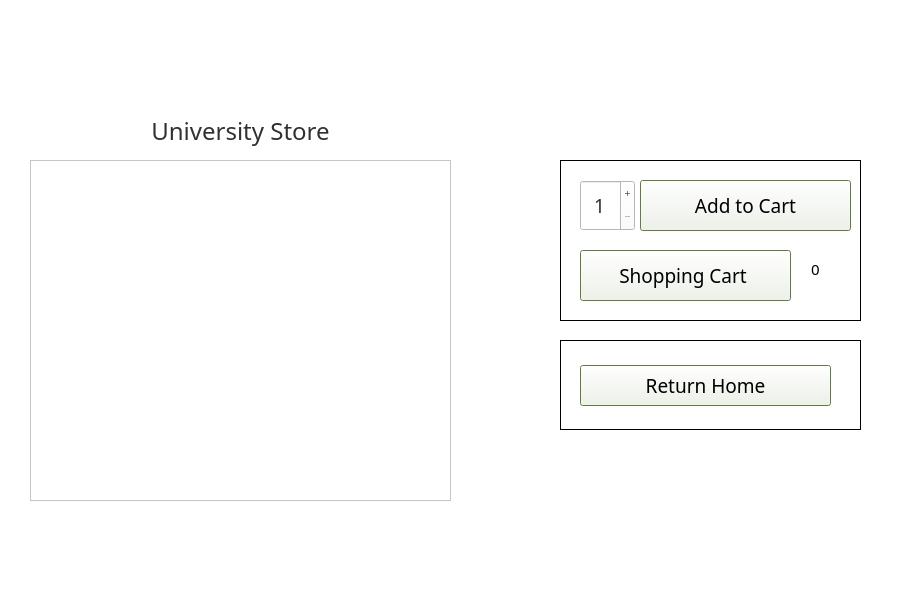
Qt form schoolStore.ui (DannyCamacho/CollegeConnect) before a commit.
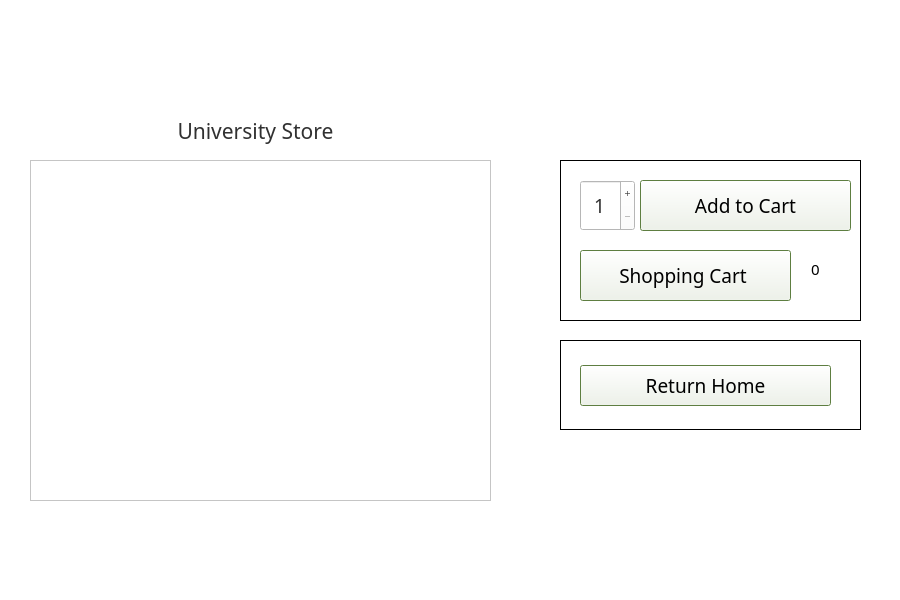
The same form after that commit. Icons and pictures are not drawn.

Commit message: change to font & frame sizing in schoolStore.ui

```diff
--- a/schoolStore.ui
+++ b/schoolStore.ui
@@ -349,7 +349,7 @@
      <rect>
       <x>30</x>
       <y>160</y>
-      <width>421</width>
+      <width>461</width>
       <height>341</height>
      </rect>
     </property>
@@ -364,7 +364,7 @@
       <rect>
        <x>0</x>
        <y>0</y>
-       <width>421</width>
+       <width>461</width>
        <height>341</height>
       </rect>
      </property>
@@ -430,7 +430,7 @@
       <number>55</number>
      </attribute>
      <attribute name="horizontalHeaderDefaultSectionSize">
-      <number>350</number>
+      <number>395</number>
      </attribute>
      <attribute name="verticalHeaderVisible">
       <bool>false</bool>
@@ -464,7 +464,7 @@
      <rect>
       <x>30</x>
       <y>110</y>
-      <width>421</width>
+      <width>451</width>
       <height>41</height>
      </rect>
     </property>
@@ -479,14 +479,14 @@
       <rect>
        <x>0</x>
        <y>5</y>
-       <width>421</width>
+       <width>451</width>
        <height>31</height>
       </rect>
      </property>
      <property name="font">
       <font>
        <family>Mongolian Baiti</family>
-       <pointsize>18</pointsize>
+       <pointsize>16</pointsize>
       </font>
      </property>
      <property name="styleSheet">
```
Left out of the diff: 11 changed lines with no effect on the pictures.
